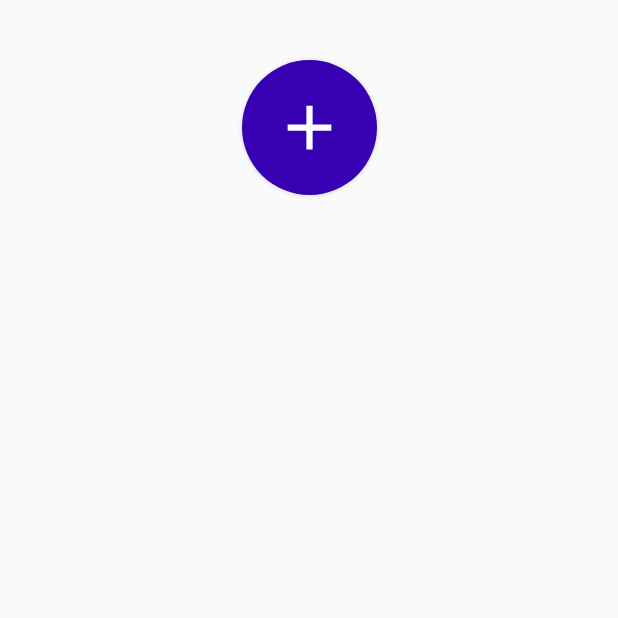
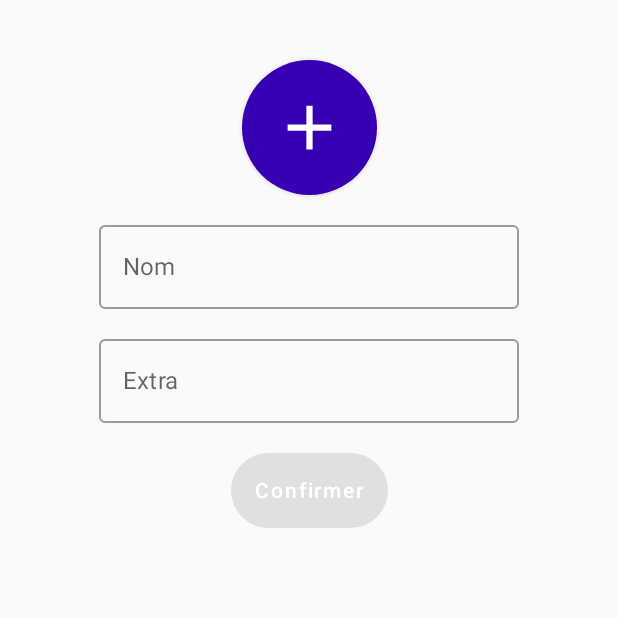
Before and after one commit to ayoubElhoucine/Elictricity-Bill, an Android app built with Jetpack Compose: the NewBillScreen screen opened through its navigation route, on a phone screen of 412 x 824 dp, the top half of it. Run offline under Robolectric (Android 15) with nearby library versions, the phone set to English and light mode, and no system bars; our stand-ins replace Dagger/Hilt's generated code, Firebase (no records; nobody signed in at launch, a user with empty details on screens opened directly).

Commit message:
impliment upload mew draft bill

```diff
--- a/app/src/main/java/com/ayoub/electricitybill/ui/bill/newBill/NewBillScreen.kt
+++ b/app/src/main/java/com/ayoub/electricitybill/ui/bill/newBill/NewBillScreen.kt
@@ -5,25 +5,22 @@ import androidx.activity.compose.rememberLauncherForActivityResult
 import androidx.activity.result.contract.ActivityResultContracts
 import androidx.compose.foundation.layout.*
 import androidx.compose.foundation.shape.CircleShape
-import androidx.compose.material.Button
-import androidx.compose.material.ButtonDefaults
-import androidx.compose.material.CircularProgressIndicator
-import androidx.compose.material.Icon
+import androidx.compose.foundation.text.KeyboardOptions
+import androidx.compose.material.*
 import androidx.compose.material.icons.Icons
 import androidx.compose.material.icons.filled.Add
 import androidx.compose.material.icons.filled.Check
 import androidx.compose.material.icons.filled.Close
-import androidx.compose.runtime.Composable
-import androidx.compose.runtime.collectAsState
-import androidx.compose.runtime.mutableStateOf
-import androidx.compose.runtime.remember
+import androidx.compose.runtime.*
 import androidx.compose.ui.Alignment
 import androidx.compose.ui.Modifier
 import androidx.compose.ui.graphics.Color
 import androidx.compose.ui.platform.LocalContext
+import androidx.compose.ui.text.input.KeyboardType
 import androidx.compose.ui.unit.dp
 import androidx.hilt.navigation.compose.hiltViewModel
 import com.ayoub.electricitybill.extension.createImageUri
+import com.ayoub.electricitybill.ui.theme.Purple500
 import com.ayoub.electricitybill.ui.theme.Purple700
 import com.ayoub.electricitybill.ui.uiState.UiState
 
@@ -35,6 +32,8 @@ fun NewBillScreen(
     val context = LocalContext.current
     val uiState = viewModel.uiState.collectAsState()
     val uploadImageUiState = viewModel.uploadImageUiState.collectAsState()
+    val name = remember { mutableStateOf("") }
+    val extra = remember { mutableStateOf("") }
 
     val cameraImageUri = remember { mutableStateOf<Uri?>(null) }
     val cameraLauncher = rememberLauncherForActivityResult(
@@ -87,5 +86,51 @@ fun NewBillScreen(
                 )
             }
         }
+        OutlinedTextField(
+            value = name.value,
+            placeholder = {
+                Text(text = "Nom")
+            },
+            onValueChange = {
+                name.value = it
+            },
+            keyboardOptions = KeyboardOptions.Default.copy(
+                keyboardType = KeyboardType.Email
+            )
+        )
+        OutlinedTextField(
+            value = extra.value,
+            placeholder = {
+                Text(text = "Extra")
+            },
+            onValueChange = {
+                extra.value = it
+            },
+            keyboardOptions = KeyboardOptions.Default.copy(
+                keyboardType = KeyboardType.Number
+            )
+        )
+        Button(
+            modifier = Modifier.height(50.dp),
+            colors = ButtonDefaults.buttonColors(
+                backgroundColor = Purple500
+            ),
+            onClick = {
+                viewModel.createDraftBill(name = name.value, extra = extra.value.toDouble())
+            },
+            enabled = name.value.isNotBlank() && extra.value.isNotBlank(),
+            shape = CircleShape
+        ) {
+            when(uiState.value) {
+                UiState.Idle -> Text(text = "Confirmer", color = Color.White)
+                UiState.Loading -> CircularProgressIndicator(modifier = Modifier.size(30.dp), color = Color.White)
+                is UiState.Success -> {
+                    LaunchedEffect(Unit) {
+                        onBack()
+                    }
+                }
+                else -> Text(text = "Réessayez", color = Color.White)
+            }
+        }
     }
 }
--- a/app/src/main/java/com/ayoub/electricitybill/ui/bill/newBill/NewBillViewModel.kt
+++ b/app/src/main/java/com/ayoub/electricitybill/ui/bill/newBill/NewBillViewModel.kt
@@ -26,6 +26,10 @@ class NewBillViewModel @Inject constructor(
 
     val context: Context get () = application.applicationContext
     private var billImage: String? = null
+
+    init {
+        _uiState.value = UiState.Idle
+    }
 
     fun createDraftBill(name: String, extra: Double) {
         billImage?.let { image ->
```
